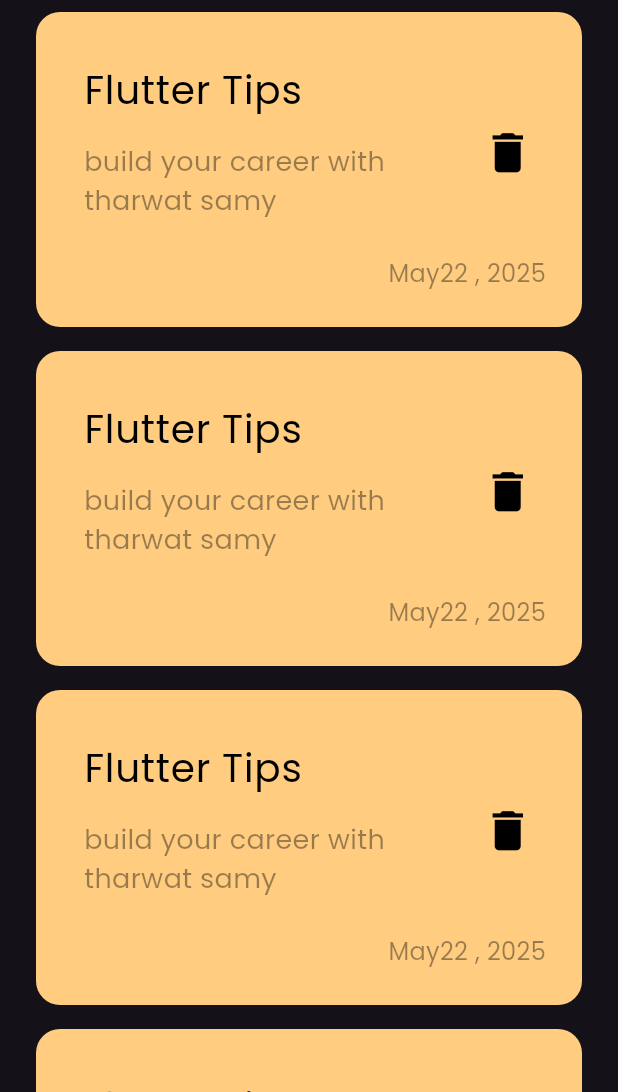
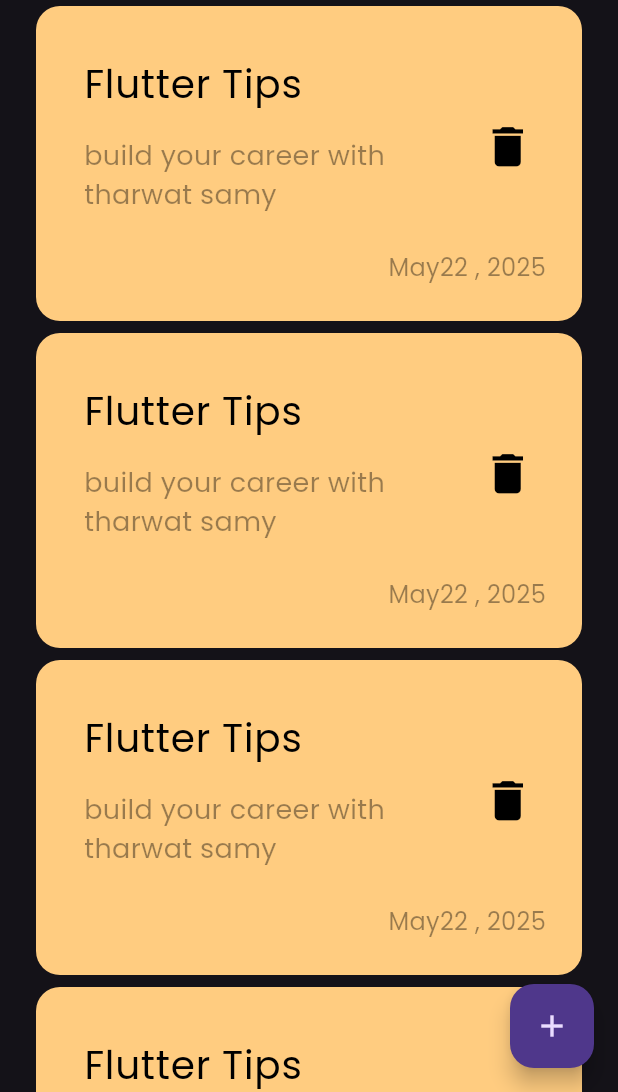
Before and after one commit to melhusseinyy/notes_app, a Flutter app: the screen it shows after launch, on a phone screen of 412 x 824 dp, the part 144-1236 px from its top. Run offline on Flutter 3.47's test engine with Material 3 defaults, Android fonts, the phone set to English and light mode, and no system bars.

Commit message:
add floating action button

```diff
--- a/lib/Views/notes_view.dart
+++ b/lib/Views/notes_view.dart
@@ -7,7 +7,11 @@ class NotesView extends StatelessWidget {
   @override
   Widget build(BuildContext context) {
     return Scaffold(
-      body: NotesViewBody(),
+      floatingActionButton: FloatingActionButton(
+        onPressed: () {},
+        child: Icon(Icons.add),
+      ),
+      body:const NotesViewBody(),
     );
   }
 }
--- a/lib/widgets/notes_list_view.dart
+++ b/lib/widgets/notes_list_view.dart
@@ -8,7 +8,7 @@ class NotesListView extends StatelessWidget {
   Widget build(BuildContext context) {
     return ListView.builder(itemBuilder: (context,index){
       return Padding(
-        padding: const EdgeInsets.symmetric(vertical: 8),
+        padding: const EdgeInsets.symmetric(vertical: 4),
         child: NotesItem(),
       );
 
```
